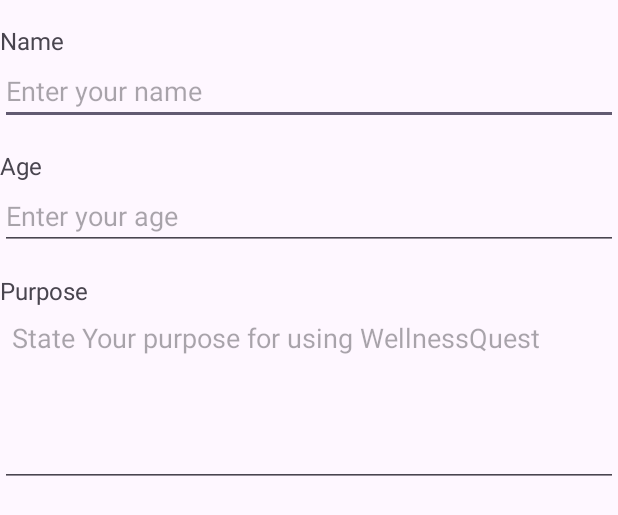
After one commit to Pizzabagarn/WellnessQuests, an Android app: the layout profile_form_fields.xml on its own in the app's theme, with its tools: preview values and no code run, on a phone screen of 412 x 824 dp. The commit adds this screen. Shown: the top 515 px of the screen. Run offline under Robolectric (Android 15) with nearby library versions, the phone set to English and light mode, and no system bars.

Commit message:
Skapat profil-sidan

```diff
--- a/app/build.gradle.kts
+++ b/app/build.gradle.kts
@@ -49,6 +49,7 @@ dependencies {
     implementation(libs.lifecycle.viewmodel.android)
     implementation(libs.image.labeling)
     implementation(libs.vision.common)
+    implementation(libs.firebase.database)
     testImplementation(libs.junit)
     androidTestImplementation(libs.ext.junit)
     androidTestImplementation(libs.espresso.core)
--- a/app/src/main/AndroidManifest.xml
+++ b/app/src/main/AndroidManifest.xml
@@ -46,6 +46,10 @@
             android:name=".view.activities.HomeActivity"
             android:exported="true" />
 
+        <activity
+            android:name=".view.activities.ProfileActivity"
+            android:exported="false" />
+
         <!-- StartActivity körs först -->
         <activity
             android:name=".view.activities.StartActivity"
--- a/app/src/main/java/com/example/wellnessquest/view/activities/HomeActivity.java
+++ b/app/src/main/java/com/example/wellnessquest/view/activities/HomeActivity.java
@@ -62,7 +62,8 @@ public class HomeActivity extends AppCompatActivity {
                 Intent intent = new Intent(HomeActivity.this, MapActivity.class);
                 startActivity(intent);
             } else if (id == R.id.nav_profile) {
-                showToast("Profile selected");
+                Intent intent = new Intent(HomeActivity.this, ProfileActivity.class);
+                startActivity(intent);
             }
 
             binding.drawerLayout.closeDrawer(GravityCompat.START);
--- /dev/null
+++ b/app/src/main/res/layout/profile_form_fields.xml
@@ -0,0 +1,49 @@
+<LinearLayout xmlns:android="http://schemas.android.com/apk/res/android"
+    android:layout_width="match_parent"
+    android:layout_height="wrap_content"
+    android:orientation="vertical">
+
+    <!-- Name -->
+    <TextView
+        android:layout_width="match_parent"
+        android:layout_height="wrap_content"
+        android:text="Name"
+        android:textSize="16sp"
+        android:layout_marginTop="16dp"/>
+    <EditText
+        android:id="@+id/input_name"
+        android:layout_width="match_parent"
+        android:layout_height="wrap_content"
+        android:hint="Enter your name" />
+
+    <!-- Age -->
+    <TextView
+        android:layout_width="match_parent"
+        android:layout_height="wrap_content"
+        android:text="Age"
+        android:textSize="16sp"
+        android:layout_marginTop="16dp"/>
+    <EditText
+        android:id="@+id/input_age"
+        android:layout_width="match_parent"
+        android:layout_height="wrap_content"
+        android:hint="Enter your age"
+        android:inputType="number" />
+
+    <!-- Purpose -->
+    <TextView
+        android:layout_width="match_parent"
+        android:layout_height="wrap_content"
+        android:text="Purpose"
+        android:textSize="16sp"
+        android:layout_marginTop="16dp"/>
+    <EditText
+        android:id="@+id/input_goal"
+        android:layout_width="match_parent"
+        android:layout_height="120dp"
+        android:hint="State Your purpose for using WellnessQuest"
+        android:inputType="textMultiLine"
+        android:gravity="top"
+        android:minLines="4"
+        android:padding="8dp" />
+</LinearLayout>
--- a/app/src/main/res/values/strings.xml
+++ b/app/src/main/res/values/strings.xml
@@ -4,4 +4,7 @@
     <string name="navigation_drawer_close">Close navigation drawer</string>
     <!-- TODO: Remove or change this placeholder text -->
     <string name="hello_blank_fragment">Hello blank fragment</string>
+
+    <string name="avatar_image_black_hair">Avatar image with black hair</string> // Description for avatar image
+
 </resources>
--- a/gradle/libs.versions.toml
+++ b/gradle/libs.versions.toml
@@ -1,5 +1,5 @@
 [versions]
-agp = "8.9.1"
+agp = "8.10.0"
 imageLabeling = "17.0.9"
 junit = "4.13.2"
 junitVersion = "1.1.5"
@@ -15,6 +15,7 @@ databindingRuntime = "8.9.1"
 firebaseAuth = "23.2.0"
 lifecycleViewmodelAndroid = "2.8.7"
 visionCommon = "17.3.0"
+firebaseDatabase = "21.0.0"
 
 [libraries]
 firebase-analytics = { module = "com.google.firebase:firebase-analytics" }
@@ -35,6 +36,7 @@ databinding-runtime = { group = "androidx.databinding", name = "databinding-runt
 google-firebase-auth = { group = "com.google.firebase", name = "firebase-auth", version.ref = "firebaseAuth" }
 lifecycle-viewmodel-android = { group = "androidx.lifecycle", name = "lifecycle-viewmodel-android", version.ref = "lifecycleViewmodelAndroid" }
 vision-common = { group = "com.google.mlkit", name = "vision-common", version.ref = "visionCommon" }
+firebase-database = { group = "com.google.firebase", name = "firebase-database", version.ref = "firebaseDatabase" }
 
 [plugins]
 android-application = { id = "com.android.application", version.ref = "agp" }
```
Also changed, not shown: app/src/main/java/com/example/wellnessquest/model/Profile.java (added, +39 -0 lines), app/src/main/java/com/example/wellnessquest/model/User.java (+15 -0 lines), app/src/main/java/com/example/wellnessquest/view/activities/ProfileActivity.java (added, +96 -0 lines), app/src/main/java/com/example/wellnessquest/viewmodel/ProfileViewModel.java (added, +61 -0 lines), app/src/main/res/layout/activity_profile.xml (added, +103 -0 lines), app/src/main/res/layout/fragment_profile.xml (added, +49 -0 lines), 4 other files.
